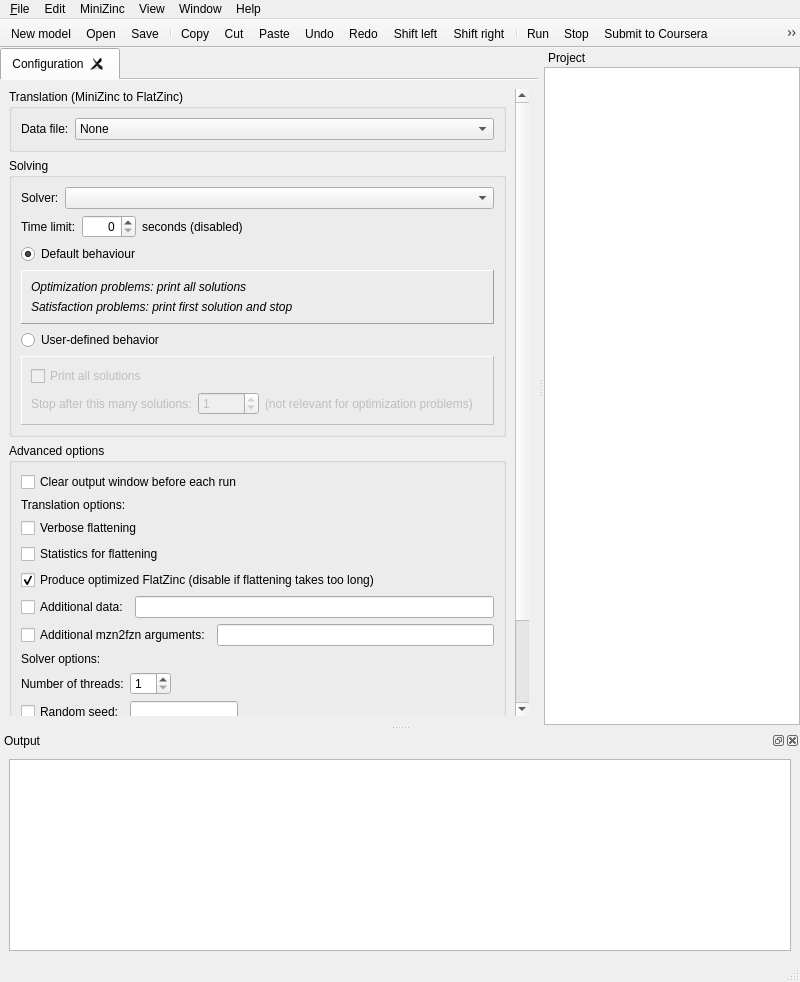
Qt form MiniZincIDE/mainwindow.ui (MiniZinc/MiniZincIDE) before a commit.
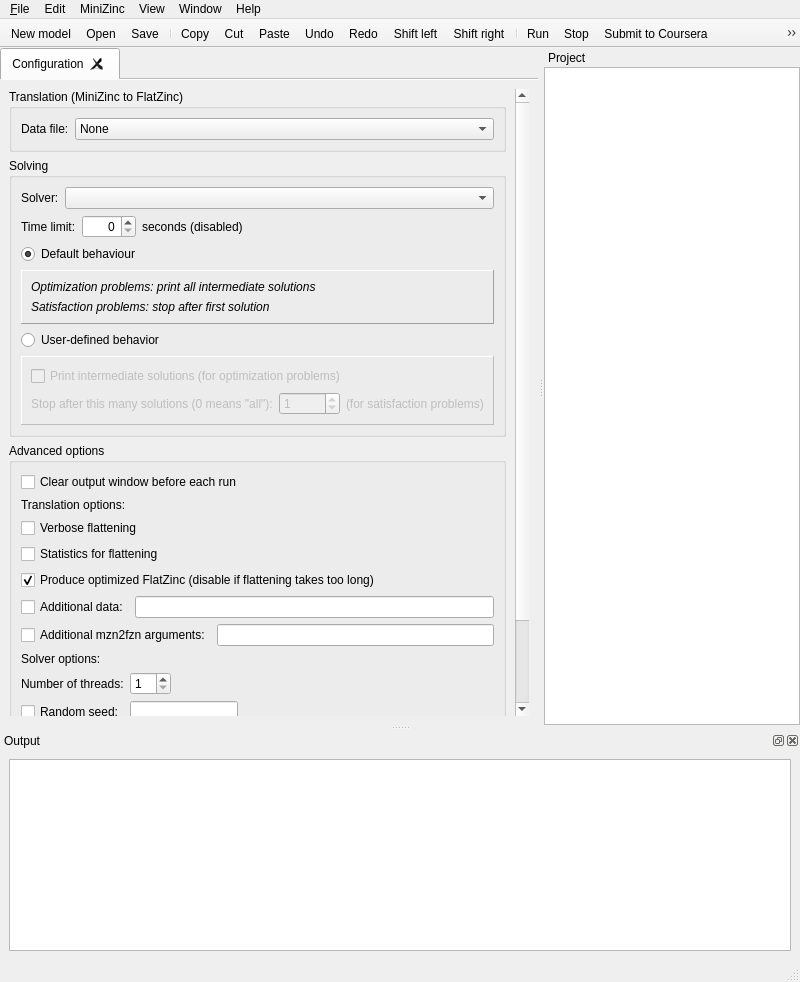
The same form after that commit. Icons and pictures are not drawn. Custom widgets are drawn as their Qt base class.

Commit message: Change meaning of "User-defined behaviour" options, clearly distinguishing between optimisation and satisfaction problems. Fixes #25.

What changed in the file:
```diff
--- a/MiniZincIDE/mainwindow.ui
+++ b/MiniZincIDE/mainwindow.ui
@@ -89,8 +89,8 @@
            <property name="geometry">
             <rect>
              <x>0</x>
-             <y>-225</y>
-             <width>595</width>
+             <y>0</y>
+             <width>607</width>
              <height>818</height>
             </rect>
            </property>
@@ -270,7 +270,7 @@
                        </size>
                       </property>
                       <property name="text">
-                       <string>&lt;html&gt;&lt;head/&gt;&lt;body&gt;&lt;p&gt;&lt;span style=&quot; font-style:italic;&quot;&gt;Optimization problems: print all solutions&lt;/span&gt;&lt;/p&gt;&lt;/body&gt;&lt;/html&gt;</string>
+                       <string>&lt;html&gt;&lt;head/&gt;&lt;body&gt;&lt;p&gt;&lt;span style=&quot; font-style:italic;&quot;&gt;Optimization problems: print all intermediate solutions&lt;/span&gt;&lt;/p&gt;&lt;/body&gt;&lt;/html&gt;</string>
                       </property>
                       <property name="textFormat">
                        <enum>Qt::RichText</enum>
@@ -286,7 +286,7 @@
                     <item>
                      <widget class="QLabel" name="label_10">
                       <property name="text">
-                       <string>&lt;html&gt;&lt;head/&gt;&lt;body&gt;&lt;p&gt;&lt;span style=&quot; font-style:italic;&quot;&gt;Satisfaction problems: print first solution and stop&lt;/span&gt;&lt;/p&gt;&lt;/body&gt;&lt;/html&gt;</string>
+                       <string>&lt;html&gt;&lt;head/&gt;&lt;body&gt;&lt;p&gt;&lt;span style=&quot; font-style:italic;&quot;&gt;Satisfaction problems: stop after first solution&lt;/span&gt;&lt;/p&gt;&lt;/body&gt;&lt;/html&gt;</string>
                       </property>
                      </widget>
                     </item>
@@ -322,7 +322,7 @@
                     <item>
                      <widget class="QCheckBox" name="conf_printall">
                       <property name="text">
-                       <string>Print all solutions</string>
+                       <string>Print intermediate solutions (for optimization problems)</string>
                       </property>
                      </widget>
                     </item>
@@ -331,7 +331,7 @@
                       <item>
                        <widget class="QLabel" name="label_3">
                         <property name="text">
-                         <string>Stop after this many solutions:</string>
+                         <string>Stop after this many solutions (0 means &quot;all&quot;):</string>
                         </property>
                        </widget>
                       </item>
@@ -348,7 +348,7 @@
                       <item>
                        <widget class="QLabel" name="label_6">
                         <property name="text">
-                         <string>(not relevant for optimization problems)</string>
+                         <string>(for satisfaction problems)</string>
                         </property>
                        </widget>
                       </item>
```
The commit also changes 1 other file.
